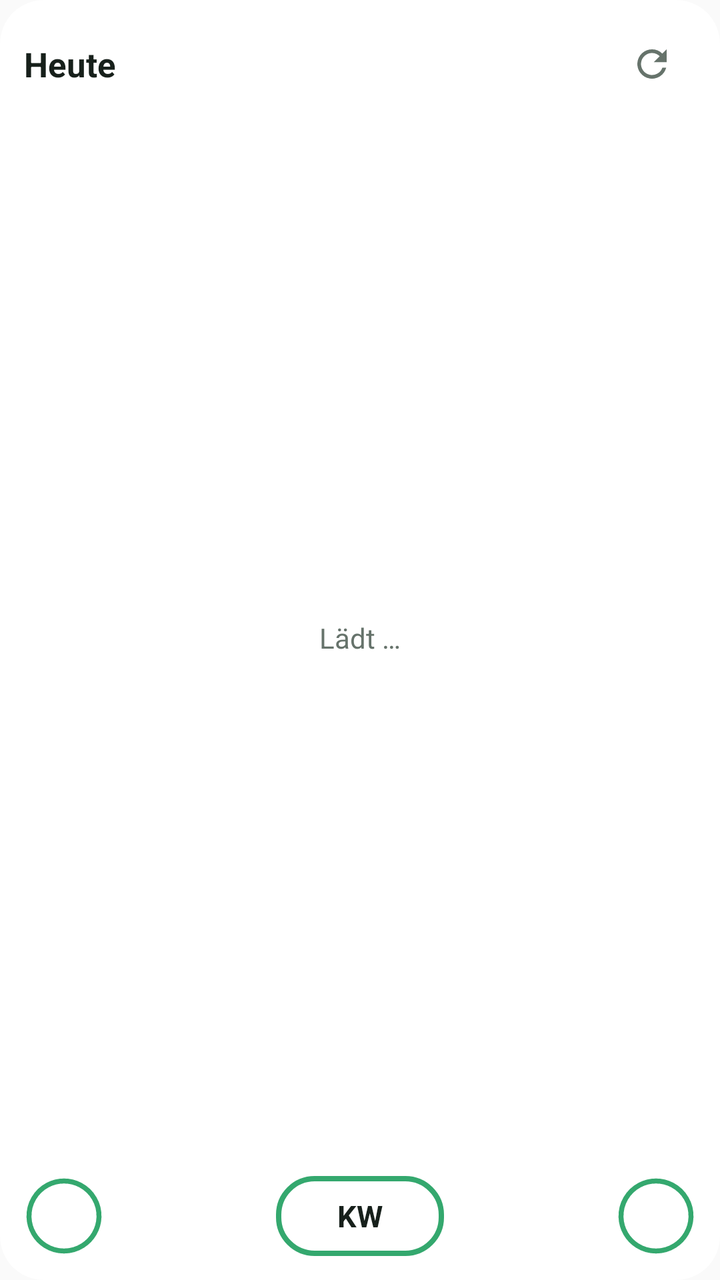
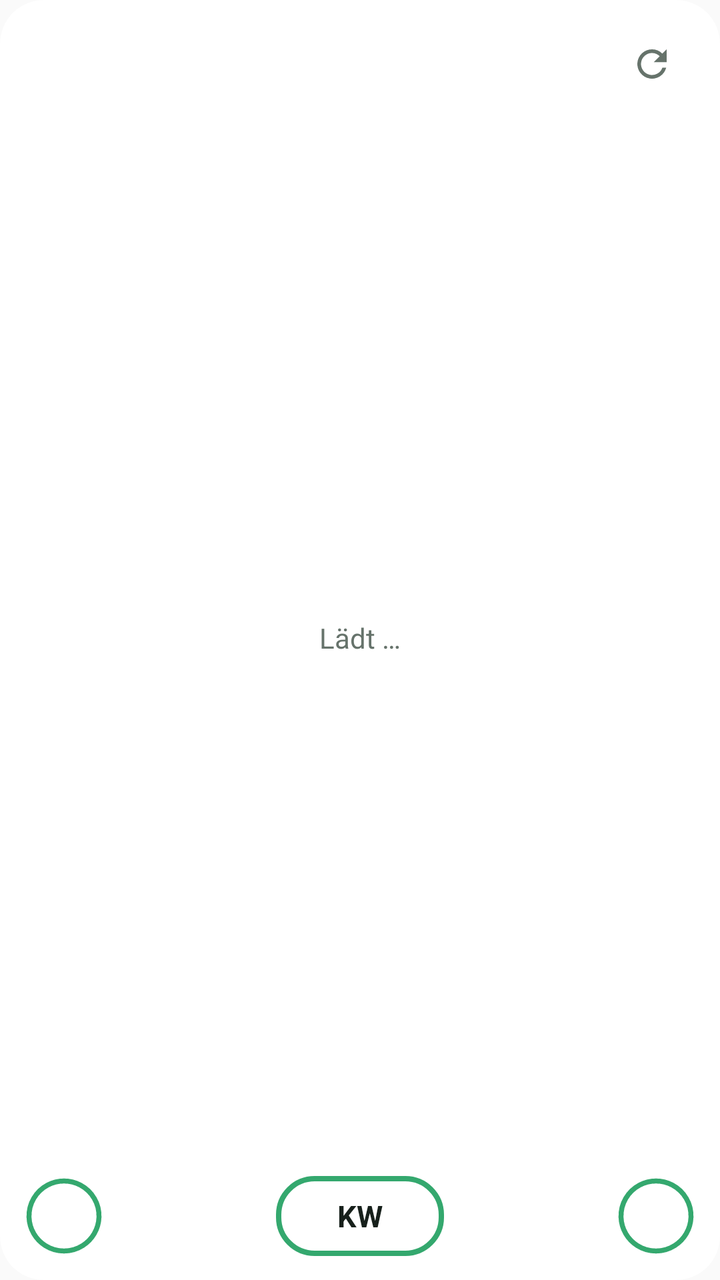

Before-and-after screenshots of an Android layout around one commit, followed by the original layout XML and the change that was made.
<!-- AndroidManifest.xml: application theme AppTheme -->
<!-- res/layout/widget.xml -->
<?xml version="1.0" encoding="utf-8"?>
<LinearLayout xmlns:android="http://schemas.android.com/apk/res/android"
    android:id="@+id/root"
    android:layout_width="match_parent"
    android:layout_height="match_parent"
    android:orientation="vertical"
    android:background="@drawable/bg"
    android:padding="12dp">

    <LinearLayout
        android:id="@+id/head"
        android:layout_width="match_parent"
        android:layout_height="wrap_content"
        android:gravity="center_vertical"
        android:orientation="horizontal">

        <TextView
            android:layout_width="wrap_content"
            android:layout_height="wrap_content"
            android:text="Heute"
            android:textColor="@color/fg"
            android:textSize="17sp"
            android:textStyle="bold" />

        <TextView
            android:id="@+id/date"
            android:layout_width="0dp"
            android:layout_height="wrap_content"
            android:layout_weight="1"
            android:paddingStart="8dp"
            android:textColor="@color/muted"
            android:textSize="14sp" />

        <LinearLayout
            android:id="@+id/bdnav"
            android:layout_width="wrap_content"
            android:layout_height="wrap_content"
            android:gravity="center_vertical"
            android:orientation="horizontal"
            android:visibility="gone">

            <TextView
                android:id="@+id/bdprev"
                android:layout_width="36dp"
                android:layout_height="36dp"
                android:gravity="center"
                android:text="‹"
                android:textColor="@color/fg"
                android:textSize="24sp"
                android:textStyle="bold" />

            <TextView
                android:id="@+id/bdpage"
                android:layout_width="wrap_content"
                android:layout_height="wrap_content"
                android:textColor="@color/fg"
                android:textSize="13sp" />

            <TextView
                android:id="@+id/bdnext"
                android:layout_width="36dp"
                android:layout_height="36dp"
                android:gravity="center"
                android:text="›"
                android:textColor="@color/fg"
                android:textSize="24sp"
                android:textStyle="bold" />
        </LinearLayout>

        <TextView
            android:id="@+id/home"
            android:layout_width="wrap_content"
            android:layout_height="36dp"
            android:layout_marginEnd="6dp"
            android:gravity="center"
            android:minWidth="40dp"
            android:paddingStart="8dp"
            android:paddingEnd="8dp"
            android:text="🏠"
            android:textColor="#FFFFFF"
            android:textSize="15sp"
            android:visibility="gone" />

        <TextView
            android:id="@+id/stamp"
            android:layout_width="wrap_content"
            android:layout_height="wrap_content"
            android:textColor="@color/muted"
            android:textSize="11sp" />

        <ImageButton
            android:id="@+id/refresh"
            android:layout_width="44dp"
            android:layout_height="40dp"
            android:background="@android:color/transparent"
            android:contentDescription="Aktualisieren"
            android:src="@drawable/ic_refresh" />
    </LinearLayout>

    <FrameLayout
        android:layout_width="match_parent"
        android:layout_height="0dp"
        android:layout_weight="1"
        android:layout_marginTop="4dp">

        <ListView
            android:id="@+id/list"
            android:layout_width="match_parent"
            android:layout_height="match_parent"
            android:divider="@null"
            android:dividerHeight="0dp" />

        <TextView
            android:id="@+id/empty"
            android:layout_width="match_parent"
            android:layout_height="match_parent"
            android:gravity="center"
            android:text="Lädt …"
            android:textColor="@color/muted"
            android:textSize="14sp" />
    </FrameLayout>

    
    <LinearLayout
        android:id="@+id/quick"
        android:layout_width="match_parent"
        android:layout_height="wrap_content"
        android:layout_marginTop="6dp"
        android:gravity="bottom"
        android:orientation="horizontal">

        <FrameLayout
            android:id="@+id/q_bdays"
            android:layout_width="40dp"
            android:layout_height="40dp"
            android:contentDescription="Geburtstage">

            <ImageView
                android:id="@+id/q_bdring"
                android:layout_width="match_parent"
                android:layout_height="match_parent"
                android:scaleType="fitCenter"
                android:src="@drawable/ring_bd" />

            <TextView
                android:layout_width="match_parent"
                android:layout_height="match_parent"
                android:gravity="center"
                android:includeFontPadding="false"
                android:text="B"
                android:textColor="#FFFFFF"
                android:textSize="19sp"
                android:textStyle="bold" />
        </FrameLayout>

        <TextView
            android:layout_width="0dp"
            android:layout_height="1dp"
            android:layout_weight="1" />

        <TextView
            android:id="@+id/weekprev"
            android:layout_width="44dp"
            android:layout_height="40dp"
            android:gravity="center"
            android:includeFontPadding="false"
            android:text="◀"
            android:textColor="#FFFFFF"
            android:textSize="26sp"
            android:visibility="invisible" />

        
        <LinearLayout
            android:layout_width="wrap_content"
            android:layout_height="wrap_content"
            android:layout_marginStart="6dp"
            android:layout_marginEnd="6dp"
            android:gravity="center_horizontal"
            android:orientation="vertical">

            <TextView
                android:id="@+id/weekyear"
                android:layout_width="wrap_content"
                android:layout_height="wrap_content"
                android:textColor="@color/fg"
                android:textSize="13sp"
                android:textStyle="bold"
                android:visibility="gone" />

            <TextView
                android:id="@+id/weeklabel"
                android:layout_width="84dp"
                android:layout_height="40dp"
                android:background="@drawable/kw_off"
                android:gravity="center"
                android:maxLines="1"
                android:text="KW"
                android:textColor="@color/fg"
                android:textSize="15sp"
                android:textStyle="bold" />
        </LinearLayout>

        <TextView
            android:id="@+id/weeknext"
            android:layout_width="44dp"
            android:layout_height="40dp"
            android:gravity="center"
            android:includeFontPadding="false"
            android:text="▶"
            android:textColor="#FFFFFF"
            android:textSize="26sp"
            android:visibility="invisible" />

        <TextView
            android:layout_width="0dp"
            android:layout_height="1dp"
            android:layout_weight="1" />

        <ImageView
            android:id="@+id/q_add"
            android:layout_width="40dp"
            android:layout_height="40dp"
                        android:contentDescription="Neuer Eintrag"
            android:scaleType="fitCenter"
            android:src="@drawable/ring_add" />
    </LinearLayout>
</LinearLayout>
<!-- resources referenced by this layout -->
<resources>
  <color name="fg">#17201B</color>
  <color name="muted">#66736B</color>
  <!-- drawable bg (drawable) -->
  <?xml version="1.0" encoding="utf-8"?>
  <shape xmlns:android="http://schemas.android.com/apk/res/android" android:shape="rectangle">
      <solid android:color="@color/bg" />
      <corners android:radius="22dp" />
  </shape>
  <!-- drawable ic_refresh (drawable) -->
  <vector xmlns:android="http://schemas.android.com/apk/res/android"
      android:width="22dp" android:height="22dp" android:viewportWidth="24" android:viewportHeight="24">
      <path android:fillColor="@color/muted"
          android:pathData="M17.65,6.35A7.96,7.96 0,0 0,12 4a8,8 0,1 0,7.75 10h-2.08A6,6 0,1 1,12 6c1.66,0 3.14,0.69 4.22,1.78L13,11h7V4l-2.35,2.35z" />
  </vector>
  <!-- drawable kw_off (drawable) -->
  <?xml version="1.0" encoding="utf-8"?>
  <shape xmlns:android="http://schemas.android.com/apk/res/android" android:shape="rectangle">
      <solid android:color="#00000000" />
      <stroke android:width="2.5dp" android:color="#34A86E" />
      <corners android:radius="18dp" />
  </shape>
  <!-- drawable ring_add (drawable) -->
  <?xml version="1.0" encoding="utf-8"?>
  <vector xmlns:android="http://schemas.android.com/apk/res/android" android:width="40dp" android:height="40dp" android:viewportWidth="40" android:viewportHeight="40">
      <path android:fillColor="#00000000" android:strokeColor="#34A86E" android:strokeWidth="2.5" android:pathData="M20,2.5 a17.5,17.5 0 1,0 0.001,0 z" />
      <path android:strokeColor="#FFFFFF" android:strokeWidth="3" android:strokeLineCap="round" android:pathData="M20,12 L20,28 M12,20 L28,20" />
  </vector>
  <!-- drawable ring_bd (drawable) -->
  <?xml version="1.0" encoding="utf-8"?>
  <vector xmlns:android="http://schemas.android.com/apk/res/android" android:width="40dp" android:height="40dp" android:viewportWidth="40" android:viewportHeight="40">
      <path android:fillColor="#00000000" android:strokeColor="#34A86E" android:strokeWidth="2.5" android:pathData="M20,2.5 a17.5,17.5 0 1,0 0.001,0 z" />
  </vector>
  <style name="AppTheme" parent="android:Theme.Material.Light.NoActionBar">
          <item name="android:colorAccent">@color/accent</item>
      </style>
  <color name="bg">#F2FFFFFF</color>
  <color name="accent">#1D8657</color>
</resources>

<!-- the commit's change to res/layout/widget.xml (unified diff, before → after) -->
@@ -15,21 +15,15 @@
         android:orientation="horizontal">
 
         <TextView
-            android:layout_width="wrap_content"
-            android:layout_height="wrap_content"
-            android:text="Heute"
+            android:id="@+id/date"
+            android:layout_width="0dp"
+            android:layout_height="wrap_content"
+            android:layout_weight="1"
+            android:maxLines="1"
+            android:ellipsize="end"
             android:textColor="@color/fg"
             android:textSize="17sp"
             android:textStyle="bold" />
-
-        <TextView
-            android:id="@+id/date"
-            android:layout_width="0dp"
-            android:layout_height="wrap_content"
-            android:layout_weight="1"
-            android:paddingStart="8dp"
-            android:textColor="@color/muted"
-            android:textSize="14sp" />
 
         <LinearLayout
             android:id="@+id/bdnav"
